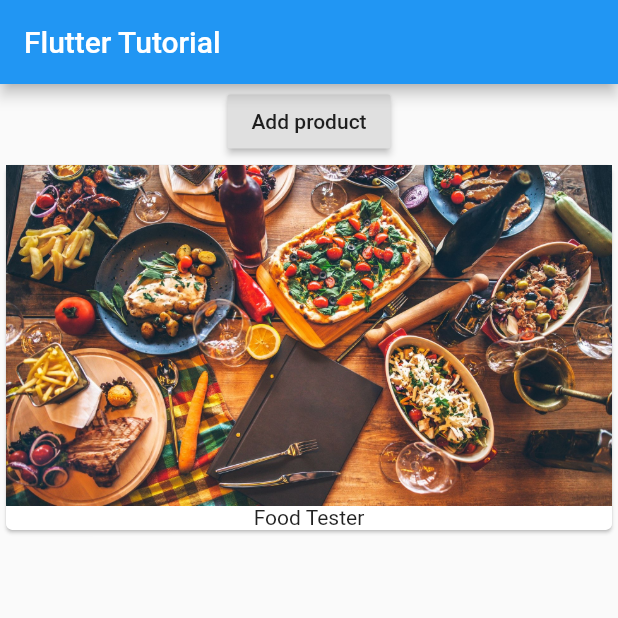
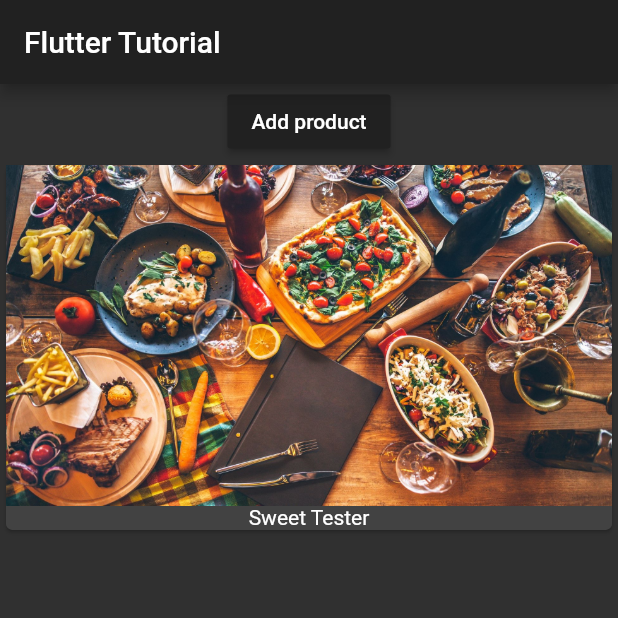
Before and after one commit to aminebma/Flutter-Tutorial, a Flutter app: the screen it shows after launch, on a phone screen of 412 x 824 dp, the top half of it. Run offline on Flutter 3.47's test engine with Material 2 defaults, Android fonts, the phone set to English and light mode, and no system bars.

Commit message:
Added a theme to the app, and modified the constructors

```diff
--- a/lib/main.dart
+++ b/lib/main.dart
@@ -8,11 +8,16 @@ class MyApp extends StatelessWidget {
   @override
   Widget build(BuildContext context) {
     return MaterialApp(
+      theme: ThemeData(
+        primarySwatch: Colors.deepOrange,
+        accentColor: Colors.deepPurple,
+        brightness: Brightness.dark
+      ),
       home: Scaffold(
         appBar: AppBar(
           title: Text('Flutter Tutorial'),
         ),
-        body: ProductManager('Food Tester'),
+        body: ProductManager(),
       ),
     );
   }
--- a/lib/product_manager.dart
+++ b/lib/product_manager.dart
@@ -5,7 +5,7 @@ import './products.dart';
 class ProductManager extends StatefulWidget {
   final String startingProduct;
 
-  ProductManager(this.startingProduct){
+  ProductManager({this.startingProduct = 'Sweet Tester'}){
     print('[ProductManager Widget] Constructor');
   }
 
@@ -21,17 +21,26 @@ class _ProductManagerState extends State<ProductManager> {
 
   @override
   void initState() {
+    print('[ProductManager State] initState()');
     _products.add(widget.startingProduct);
     super.initState();
   }
 
   @override
+  void didUpdateWidget(ProductManager oldWidget) {
+    print('[ProductManager State] didUpdateWidget()');
+    super.didUpdateWidget(oldWidget);
+  }
+
+  @override
   Widget build(BuildContext context) {
+    print('[ProductManager State] build()');
     return Column(
       children: <Widget>[
         Container(
           margin: EdgeInsets.all(1.0),
           child: RaisedButton(
+            color: Theme.of(context).primaryColor,
             onPressed: () {
               setState(() {
                 _products.add('Advanced Food Tester');
--- a/lib/products.dart
+++ b/lib/products.dart
@@ -3,7 +3,7 @@ import 'package:flutter/material.dart';
 class Products extends StatelessWidget {
   final List<String> products;
 
-  Products(this.products){
+  Products([this.products = const []]){
     print('[Products Widget] Constructor');
   }
 
```
